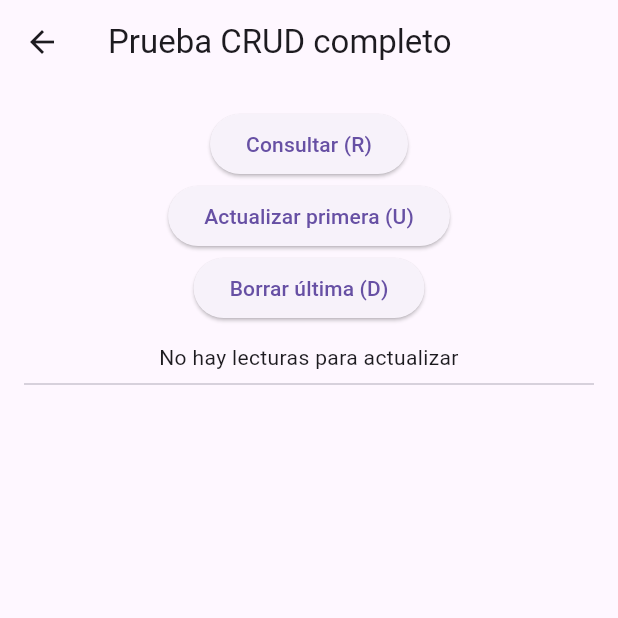
After one commit to Jorge-MC-02/Ejercicios_Guiados_U2, a Flutter app: the CrudTestScreen screen opened directly, after a tap on "Actualizar primera (U)", on a phone screen of 412 x 824 dp, the top half of it. The commit adds this screen. Run offline on Flutter 3.47's test engine with Material 3 defaults, Android fonts, the phone set to English and light mode, and no system bars; our stand-ins replace csv, sqflite; missing offline and left inert: encrypt; accounts and stored records are empty.

Commit message:
Commit para agregar el módulo 2

```diff
--- /dev/null
+++ b/lib/modulo2/crud_test_screen.dart
@@ -0,0 +1,94 @@
+import 'package:flutter/material.dart';
+import 'database_helper.dart';
+
+class CrudTestScreen extends StatefulWidget {
+  const CrudTestScreen({super.key});
+
+  @override
+  State<CrudTestScreen> createState() => _CrudTestScreenState();
+}
+
+class _CrudTestScreenState extends State<CrudTestScreen> {
+  List<SensorReading> _lecturas = [];
+  String _mensaje = 'Sin consultar aún';
+
+  Future<void> _consultar() async {
+    final lecturas = await DatabaseHelper.instance.getReadingsByType('temperature');
+    setState(() {
+      _lecturas = lecturas;
+      _mensaje = 'Hay ${lecturas.length} lecturas';
+    });
+  }
+
+  Future<void> _actualizarPrimera() async {
+    if (_lecturas.isEmpty) {
+      setState(() => _mensaje = 'No hay lecturas para actualizar');
+      return;
+    }
+    final original = _lecturas.first;
+    final actualizada = SensorReading(
+      id: original.id,
+      sensorType: original.sensorType,
+      value: 99.9,
+      timestamp: original.timestamp,
+      ubicacionNodo: 'Actualizado_Manual',
+    );
+    final filasAfectadas = await DatabaseHelper.instance.updateReading(actualizada);
+    final lecturas = await DatabaseHelper.instance.getReadingsByType('temperature');
+    setState(() {
+      _lecturas = lecturas;_mensaje = 'UPDATE: $filasAfectadas fila(s) modificada(s). Hay ${lecturas.length} lecturas.';
+    });
+  }
+
+  Future<void> _borrarUltima() async {
+    if (_lecturas.isEmpty) {
+      setState(() => _mensaje = 'No hay lecturas para borrar');
+      return;
+    }
+    final ultima = _lecturas.last;
+    final filasAfectadas = await DatabaseHelper.instance.deleteReading(ultima.id!);
+    final lecturas = await DatabaseHelper.instance.getReadingsByType('temperature');
+    setState(() {
+      _lecturas = lecturas;
+      _mensaje = 'DELETE: $filasAfectadas fila(s) eliminada(s). Hay ${lecturas.length} lecturas.';
+    });
+  }
+
+  @override
+  void initState() {
+    super.initState();
+    _consultar();
+  }
+
+  @override
+  Widget build(BuildContext context) {
+    return Scaffold(
+      appBar: AppBar(title: const Text('Prueba CRUD completo')),
+      body: Padding(
+        padding: const EdgeInsets.all(16),
+        child: Column(
+          children: [
+            ElevatedButton(onPressed: _consultar, child: const Text('Consultar (R)')),
+            ElevatedButton(onPressed: _actualizarPrimera, child: const Text('Actualizar primera (U)')),
+            ElevatedButton(onPressed: _borrarUltima, child: const Text('Borrar última (D)')),
+            const SizedBox(height: 12),
+            Text(_mensaje, textAlign: TextAlign.center),
+            const Divider(),
+            Expanded(
+              child: ListView.builder(
+                itemCount: _lecturas.length,
+                itemBuilder: (context, index) {
+                  final r = _lecturas[index];
+                  return ListTile(
+                    title: Text('id ${r.id}: ${r.value} °C — ${r.ubicacionNodo ?? "sin ubicación"}'),
+                    subtitle: Text(r.timestamp),
+                  );
+                },
+              ),
+            ),
+          ],
+        ),
+      ),
+    );
+  }
+}
--- /dev/null
+++ b/lib/modulo2/database_helper.dart
@@ -0,0 +1,238 @@
+import 'package:sqflite/sqflite.dart';
+import 'package:path/path.dart';
+
+// Modelo de Entidad
+class SensorReading {
+  final int? id;
+  final String sensorType;
+  final double value;
+  final String timestamp;
+  final String? ubicacionNodo;   // nuevo
+
+  SensorReading({
+    this.id,
+    required this.sensorType,
+    required this.value,
+    required this.timestamp,
+    this.ubicacionNodo,
+  });
+
+  Map<String, dynamic> toMap() {
+    return {
+      'id': id,
+      'sensorType': sensorType,
+      'value': value,
+      'timestamp': timestamp,
+      'ubicacion_nodo': ubicacionNodo,
+    };
+  }
+}
+
+// Modelo de Nodo
+class IotNode {
+  final int? id;
+  final String name;
+  final String sensorType;
+
+  IotNode({this.id, required this.name, required this.sensorType});
+
+  Map<String, dynamic> toMap() => {'id': id, 'name': name, 'sensorType': sensorType};
+}
+
+// Modelo de Alerta (pertenece a un nodo)
+class Alert {
+  final int? id;
+  final int nodeId;
+  final String sensorType;
+  final double value;
+  final String timestamp;
+
+  Alert({
+    this.id,
+    required this.nodeId,
+    required this.sensorType,
+    required this.value,
+    required this.timestamp,
+  });
+
+  Map<String, dynamic> toMap() => {
+        'id': id,
+        'node_id': nodeId,
+        'sensorType': sensorType,
+        'value': value,
+        'timestamp': timestamp,
+      };
+}
+
+// Alerta con el nombre del nodo ya incluido (resultado del JOIN)
+class AlertWithNode {
+  final int id;
+  final String nodeName;
+  final String sensorType;
+  final double value;
+  final String timestamp;
+
+  AlertWithNode({
+    required this.id,
+    required this.nodeName,
+    required this.sensorType,
+    required this.value,
+    required this.timestamp,
+  });
+}
+
+// Helper para Base de Datos (Patrón Singleton)
+class DatabaseHelper {
+  static final DatabaseHelper instance = DatabaseHelper._init();
+  static Database? _database;
+
+  DatabaseHelper._init();
+
+  Future<Database> get database async {
+    if (_database != null) return _database!;
+    _database = await _initDB('iot_local.db');
+    return _database!;
+  }
+
+  Future<Database> _initDB(String filePath) async {
+    final dbPath = await getDatabasesPath();
+    final path = join(dbPath, filePath);
+
+    return await openDatabase(
+      path,
+      version: 2,                         // antes era 1
+      onCreate: _createDB,
+      onUpgrade: _onUpgrade,              // nuevo
+      onConfigure: (db) async {
+        await db.execute('PRAGMA foreign_keys = ON');
+      },
+    );
+  }
+
+  Future _createDB(Database db, int version) async {
+    await db.execute('''
+      CREATE TABLE readings (
+        id INTEGER PRIMARY KEY AUTOINCREMENT,
+        sensorType TEXT NOT NULL,
+        value REAL NOT NULL,
+        timestamp TEXT NOT NULL,
+        ubicacion_nodo TEXT
+      )
+    ''');
+
+    await db.execute('''
+      CREATE TABLE nodes (
+        id INTEGER PRIMARY KEY AUTOINCREMENT,
+        name TEXT NOT NULL,
+        sensorType TEXT NOT NULL
+      )
+    ''');
+
+    await db.execute('''
+      CREATE TABLE alerts (
+        id INTEGER PRIMARY KEY AUTOINCREMENT,
+        node_id INTEGER NOT NULL,
+        sensorType TEXT NOT NULL,
+        value REAL NOT NULL,
+        timestamp TEXT NOT NULL,
+        FOREIGN KEY (node_id) REFERENCES nodes (id) ON DELETE CASCADE
+      )
+    ''');
+  }
+
+  // Inserción parametrizada para PREVENIR SQL Injection (Create individual)
+  Future<int> insertReading(SensorReading reading) async {
+    final db = await instance.database;
+    return await db.insert('readings', reading.toMap());
+  }
+
+  // Insertar un lote de lecturas dentro de una Transacción ACID (Create en lote)
+  Future<void> insertBatchReadings(List<SensorReading> readings) async {
+    final db = await instance.database;
+    await db.transaction((txn) async {
+      var batch = txn.batch();
+      for (var reading in readings) {
+        batch.insert('readings', reading.toMap());
+      }
+      await batch.commit(noResult: true);
+    });
+  }
+
+  // Read: Consulta parametrizada (Segura)
+  Future<List<SensorReading>> getReadingsByType(String type) async {
+    final db = await instance.database;
+    final result = await db.query(
+      'readings',
+      where: 'sensorType = ?',
+      whereArgs: [type],
+      orderBy: 'id DESC',
+    );
+
+    return result.map((json) => SensorReading(
+      id: json['id'] as int?,
+      sensorType: json['sensorType'] as String,
+      value: json['value'] as double,
+      timestamp: json['timestamp'] as String,
+      ubicacionNodo: json['ubicacion_nodo'] as String?,   // nuevo
+    )).toList();
+  }
+
+  // UPDATE: actualiza una lectura existente, identificada por su id
+  Future<int> updateReading(SensorReading reading) async {
+    final db = await instance.database;
+    return await db.update(
+      'readings',
+      reading.toMap(),
+      where: 'id = ?',
+      whereArgs: [reading.id],
+    );
+  }
+
+  // DELETE: elimina una lectura por su id
+  Future<int> deleteReading(int id) async {
+    final db = await instance.database;
+    return await db.delete(
+      'readings',
+      where: 'id = ?',
+      whereArgs: [id],
+    );
+  }
+
+  // Insertar un nodo, devuelve su id
+  Future<int> insertNode(IotNode node) async {
+    final db = await instance.database;
+    return await db.insert('nodes', node.toMap());
+  }
+
+  // Insertar una alerta ligada a un nodo
+  Future<int> insertAlert(Alert alert) async {
+    final db = await instance.database;
+    return await db.insert('alerts', alert.toMap());
+  }
+
+  // Consultar todas las alertas con el nombre de su nodo (JOIN)
+  Future<List<AlertWithNode>> getAlertsWithNodeInfo() async {
+    final db = await instance.database;
+    final result = await db.rawQuery('''
+      SELECT alerts.id, nodes.name AS nodeName, alerts.sensorType,
+             alerts.value, alerts.timestamp
+      FROM alerts
+      INNER JOIN nodes ON alerts.node_id = nodes.id
+      ORDER BY alerts.id DESC
+    ''');
+
+    return result.map((row) => AlertWithNode(
+      id: row['id'] as int,
+      nodeName: row['nodeName'] as String,
+      sensorType: row['sensorType'] as String,
+      value: row['value'] as double,
+      timestamp: row['timestamp'] as String,
+    )).toList();
+  }
+
+  Future<void> _onUpgrade(Database db, int oldVersion, int newVersion) async {
+    if (oldVersion < 2) {
+      await db.execute('ALTER TABLE readings ADD COLUMN ubicacion_nodo TEXT');
+    }
+  }
+}
--- /dev/null
+++ b/lib/modulo2/migration_test_screen.dart
@@ -0,0 +1,73 @@
+import 'package:flutter/material.dart';
+import 'database_helper.dart';
+
+class MigrationTestScreen extends StatefulWidget {
+  const MigrationTestScreen({super.key});
+
+  @override
+  State<MigrationTestScreen> createState() => _MigrationTestScreenState();
+}
+
+class _MigrationTestScreenState extends State<MigrationTestScreen> {
+  List<SensorReading> _lecturas = [];
+  String _mensaje = 'Sin consultar aún';
+
+  Future<void> _consultar() async {
+    final lecturas = await DatabaseHelper.instance.getReadingsByType('temperature');
+    setState(() {
+      _lecturas = lecturas;
+      _mensaje = 'Se encontraron ${lecturas.length} lecturas (deben ser las mismas de antes de migrar)';
+    });
+  }
+
+  Future<void> _insertarConUbicacion() async {
+    final db = await DatabaseHelper.instance.database;
+    await db.insert('readings', SensorReading(
+      sensorType: 'temperature',
+      value: 27.5,
+      timestamp: DateTime.now().toIso8601String(),
+      ubicacionNodo: 'Invernadero_Norte',
+    ).toMap());
+    await _consultar();
+  }
+
+  @override
+  void initState() {
+    super.initState();
+    _consultar();
+  }
+
+  @override
+  Widget build(BuildContext context) {
+    return Scaffold(
+      appBar: AppBar(title: const Text('Prueba de Migración v1 → v2')),
+      body: Padding(
+        padding: const EdgeInsets.all(16),
+        child: Column(
+          children: [
+            ElevatedButton(
+              onPressed: _insertarConUbicacion,
+              child: const Text('Insertar lectura CON ubicación'),
+            ),
+            ElevatedButton(onPressed: _consultar, child: const Text('Refrescar lista')),
+            const SizedBox(height: 12),
+            Text(_mensaje),
+            const Divider(),
+            Expanded(
+              child: ListView.builder(
+                itemCount: _lecturas.length,
+                itemBuilder: (context, index) {
+                  final r = _lecturas[index];
+                  return ListTile(
+                    title: Text('${r.value} °C — ${r.ubicacionNodo ?? "(sin ubicación, registro antiguo)"}'),
+                    subtitle: Text(r.timestamp),
+                  );
+                },
+              ),
+            ),
+          ],
+        ),
+      ),
+    );
+  }
+}
--- /dev/null
+++ b/lib/modulo2/sqlite_test_screen.dart
@@ -0,0 +1,50 @@
+import 'dart:math';
+import 'package:flutter/material.dart';
+import 'database_helper.dart';
+
+class SqliteTestScreen extends StatefulWidget {
+  const SqliteTestScreen({super.key});
+
+  @override
+  State<SqliteTestScreen> createState() => _SqliteTestScreenState();
+}
+
+class _SqliteTestScreenState extends State<SqliteTestScreen> {
+  String _mensaje = 'Sin datos aún';
+
+  Future<void> _insertarLecturas() async {
+    final random = Random();
+    final ahora = DateTime.now();
+    final lecturas = List.generate(5, (i) => SensorReading(
+      sensorType: 'temperature',
+      value: 20 + random.nextDouble() * 15,
+      timestamp: ahora.subtract(Duration(minutes: i)).toIso8601String(),
+    ));
+
+    await DatabaseHelper.instance.insertBatchReadings(lecturas);
+    setState(() => _mensaje = '5 lecturas insertadas');
+  }
+
+  Future<void> _consultar() async {
+    final lecturas = await DatabaseHelper.instance.getReadingsByType('temperature');
+    setState(() => _mensaje = 'Hay ${lecturas.length} lecturas guardadas');
+  }
+
+  @override
+  Widget build(BuildContext context) {
+    return Scaffold(
+      appBar: AppBar(title: const Text('Prueba SQLite')),
+      body: Padding(
+        padding: const EdgeInsets.all(16),
+        child: Column(
+          children: [
+            ElevatedButton(onPressed: _insertarLecturas, child: const Text('Insertar lecturas')),
+            ElevatedButton(onPressed: _consultar, child: const Text('Consultar lecturas')),
+            const SizedBox(height: 20),
+            Text(_mensaje),
+          ],
+        ),
+      ),
+    );
+  }
+}
--- a/pubspec.yaml
+++ b/pubspec.yaml
@@ -38,6 +38,8 @@ dependencies:
   encrypt: ^5.0.3
   csv: ^6.0.0
   crypto: ^3.0.7
+  sqflite: ^2.4.4+1
+  path: ^1.9.1
 
 dev_dependencies:
   flutter_test:
```
Also changed, not shown: lib/main.dart (+25 -0 lines), lib/modulo2/historical_alerts_screen.dart (added, +65 -0 lines), lib/modulo2/seed_data_screen.dart (added, +74 -0 lines), lib/modulo2/sql_injection_demo_screen.dart (added, +56 -0 lines), pubspec.lock, 1 other file.
